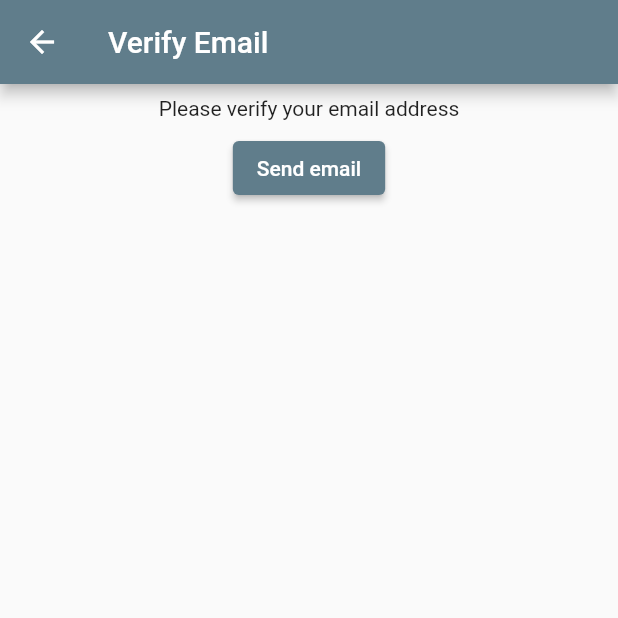
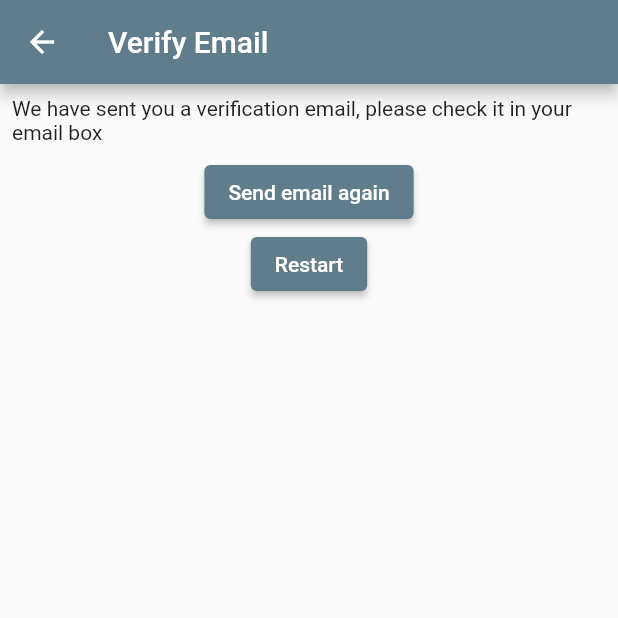
Before and after one commit to DaffaAzka/dst-notes, a Flutter app: the VerifyEmailView screen opened directly, on a phone screen of 412 x 824 dp, the top half of it. Run offline on Flutter 3.47's test engine with Material 2 defaults, Android fonts, the phone set to English and light mode, and no system bars; our stand-ins replace firebase_auth, firebase_core; accounts and stored records are empty.

Commit message:
seventh commit

```diff
--- a/lib/constants/routes.dart
+++ b/lib/constants/routes.dart
@@ -1,3 +1,4 @@
 const loginRoute = "/login/";
 const registerRoute = "/register/";
 const notesRoute = "/notes/";
+const verifyEmailRoute = "/verify-email/";
--- a/lib/main.dart
+++ b/lib/main.dart
@@ -2,6 +2,7 @@ import 'package:dstnotes/constants/routes.dart';
 import 'package:dstnotes/views/homepage_view.dart';
 import 'package:dstnotes/views/login_view.dart';
 import 'package:dstnotes/views/register_view.dart';
+import 'package:dstnotes/views/verify_email_view.dart';
 import 'package:flutter/material.dart';
 
 void main() {
@@ -25,6 +26,7 @@ class MyApp extends StatelessWidget {
         loginRoute: (context) => const LoginView(),
         registerRoute: (context) => const RegisterView(),
         notesRoute: (context) => const NotesView(),
+        verifyEmailRoute: (context) => const VerifyEmailView(),
       },
     );
   }
--- a/lib/views/verify_email_view.dart
+++ b/lib/views/verify_email_view.dart
@@ -1,3 +1,4 @@
+import 'package:dstnotes/constants/routes.dart';
 import 'package:firebase_auth/firebase_auth.dart';
 import 'package:flutter/material.dart';
 
@@ -12,19 +13,27 @@ class _VerifyEmailViewState extends State<VerifyEmailView> {
   @override
   Widget build(BuildContext context) {
     return Scaffold(
-      appBar: AppBar(title: Text("Verify Email")),
+      appBar: AppBar(title: const Text("Verify Email")),
       body: Center(
         child: Column(children: [
-          Padding(
-            padding: const EdgeInsets.all(8.0),
-            child: Text("Please verify your email address"),
+          const Padding(
+            padding: EdgeInsets.all(8.0),
+            child: Text(
+                "We have sent you a verification email, please check it in your email box"),
           ),
           ElevatedButton(
               onPressed: () async {
                 final user = FirebaseAuth.instance.currentUser;
                 await user?.sendEmailVerification();
               },
-              child: const Text("Send email"))
+              child: const Text("Send email again")),
+          ElevatedButton(
+              onPressed: () async {
+                await FirebaseAuth.instance.signOut();
+                Navigator.of(context)
+                    .pushNamedAndRemoveUntil(registerRoute, (route) => false);
+              },
+              child: const Text("Restart"))
         ]),
       ),
     );
```
Also changed, not shown: lib/views/login_view.dart (+3 -4 lines), lib/views/register_view.dart (+14 -8 lines).
